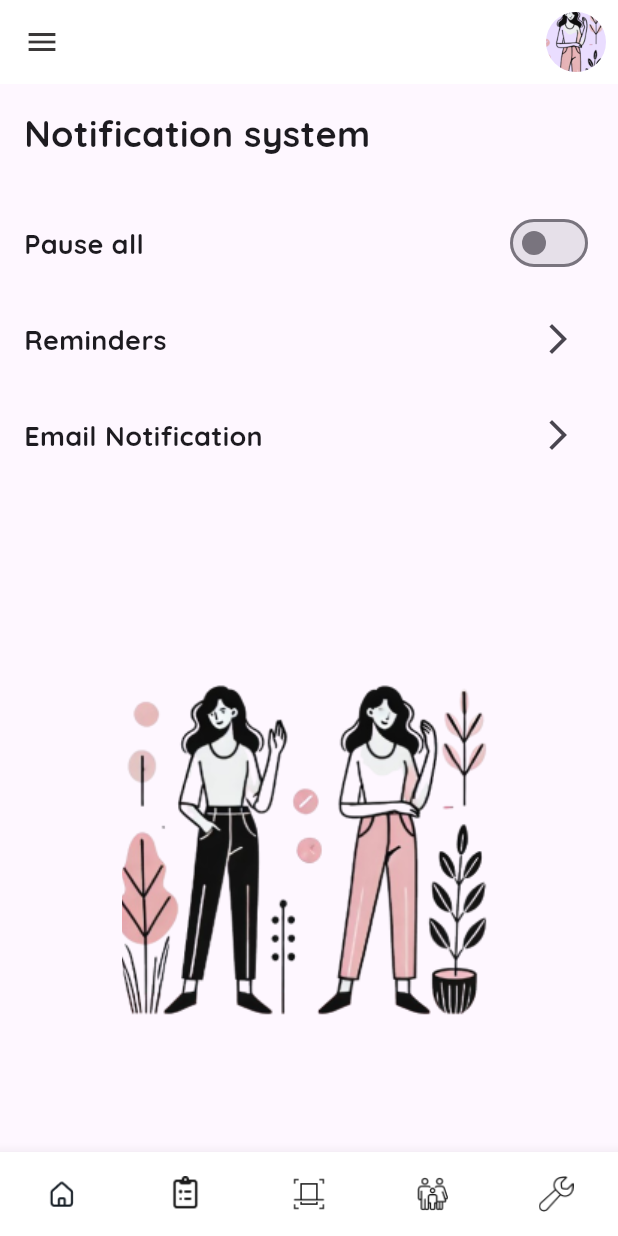
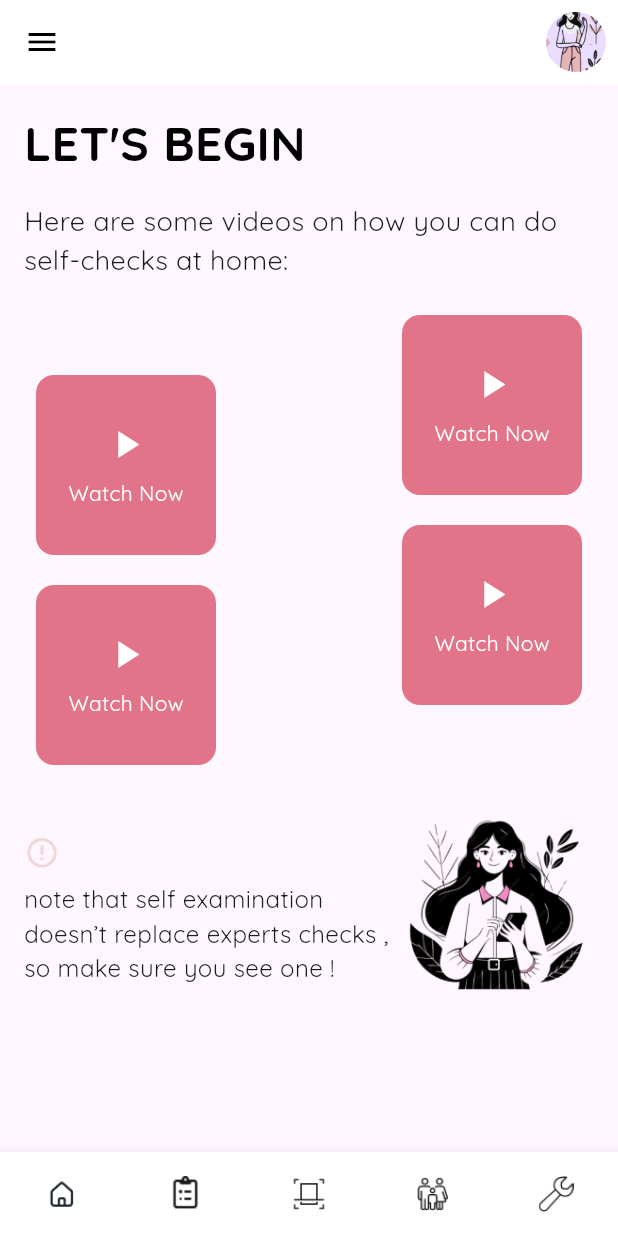
Before and after one commit to BechiriElbatoul/Pink-Bytes-Project, a Flutter app: the screen it shows after launch, on a phone screen of 412 x 824 dp. Run offline on Flutter 3.47's test engine with Material 3 defaults, Android fonts, the phone set to English and light mode, and no system bars; our stand-ins replace loading_animation_widget, table_calendar.

Commit message:
Committing all changes, including fonts, login, main.dart, and pubspec.yaml updates

```diff
--- /dev/null
+++ b/Frontend/mobile-app/pinktober/lib/check.dart
@@ -0,0 +1,241 @@
+import 'package:flutter/material.dart';
+
+class CheckPage extends StatelessWidget {
+  const CheckPage({super.key});
+
+  @override
+  Widget build(BuildContext context) {
+    return Scaffold(
+      appBar: AppBar(
+        backgroundColor: Colors.white,
+        elevation: 0,
+        actions: [
+          Padding(
+            padding: const EdgeInsets.all(8.0),
+            child: CircleAvatar(
+              backgroundImage: AssetImage('assets/images/sign_up.png'),
+            ),
+          ),
+        ],
+        leading: Builder(
+          builder: (BuildContext context) {
+            return IconButton(
+              icon: const Icon(Icons.menu, color: Colors.black),
+              onPressed: () {
+                Scaffold.of(context).openDrawer();
+              },
+            );
+          },
+        ),
+      ),
+      drawer: _buildSideBar(context),
+      body: Padding(
+        padding: const EdgeInsets.all(16.0),
+        child: Column(
+          crossAxisAlignment: CrossAxisAlignment.start,
+          children: [
+            const Text(
+              'LET\'S BEGIN',
+              style: TextStyle(
+                fontSize: 32,
+                fontWeight: FontWeight.bold,
+                color: Colors.black,
+                fontFamily: 'Quicksand',
+              ),
+            ),
+            const SizedBox(height: 16),
+            const Text(
+              'Here are some videos on how you can do self-checks at home:',
+              style: TextStyle(
+                fontSize: 18,
+                fontFamily: 'Quicksand',
+              ),
+            ),
+            const SizedBox(height: 24),
+            SizedBox(
+              height: 300,
+              child: Stack(
+                children: [
+                  Positioned(
+                    right: 0,
+                    top: 0,
+                    child: Padding(
+                      padding: const EdgeInsets.symmetric(horizontal: 8.0),
+                      child: _buildCheckSquare(height: 120),
+                    ),
+                  ),
+                  Positioned(
+                    right: 0,
+                    top: 140, // Adjusted for spacing between squares
+                    child: Padding(
+                      padding: const EdgeInsets.symmetric(horizontal: 8.0),
+                      child: _buildCheckSquare(height: 120),
+                    ),
+                  ),
+                  Positioned(
+                    left: 0,
+                    top: 40,
+                    child: Padding(
+                      padding: const EdgeInsets.symmetric(horizontal: 8.0),
+                      child: _buildCheckSquare(height: 120),
+                    ),
+                  ),
+                  Positioned(
+                    left: 0,
+                    top: 180,
+                    child: Padding(
+                      padding: const EdgeInsets.symmetric(horizontal: 8.0),
+                      child: _buildCheckSquare(height: 120),
+                    ),
+                  ),
+                ],
+              ),
+            ),
+            const SizedBox(height: 32),
+            Row(
+              children: [
+                Expanded(
+                  child: Column(
+                    crossAxisAlignment: CrossAxisAlignment.start,
+                    children: [
+                      Image.asset(
+                        'assets/images/High.png',
+                        width: 24,
+                        height: 24,
+                      ),
+                      const SizedBox(height: 8),
+                      const Text(
+                        'note that self examination doesn’t replace experts checks , so make sure you see one ! ',
+                        style: TextStyle(
+                          fontSize: 16,
+                          fontFamily: 'Quicksand',
+                        ),
+                      ),
+                    ],
+                  ),
+                ),
+                Image.asset(
+                  'assets/images/tafla.png',
+                  width: 130,
+                  height: 130,
+                ),
+              ],
+            ),
+          ],
+        ),
+      ),
+      bottomNavigationBar: _buildBottomNavigationBar(),
+    );
+  }
+
+  Widget _buildCheckSquare({required double height}) {
+    return Container(
+      width: 120, // Adjust width as needed
+      height: height, // Pass the height as parameter
+      decoration: BoxDecoration(
+        color: const Color(0xFFE17489), // Pink color
+        borderRadius: BorderRadius.circular(12),
+      ),
+      child: Center(
+        child: Column(
+          mainAxisAlignment: MainAxisAlignment.center,
+          children: [
+            const Icon(
+              Icons.play_arrow,
+              color: Colors.white,
+              size: 30, // Adjust size as needed
+            ),
+            const SizedBox(height: 8), // Space between icon and text
+            const Text(
+              'Watch Now',
+              style: TextStyle(
+                color: Colors.white,
+                fontFamily: 'Quicksand',
+                fontSize: 14, // Adjust font size as needed
+              ),
+            ),
+          ],
+        ),
+      ),
+    );
+  }
+
+  Drawer _buildSideBar(BuildContext context) {
+    return Drawer(
+      child: Column(
+        children: [
+          AppBar(
+            automaticallyImplyLeading: false,
+            leading: IconButton(
+              icon: const Icon(Icons.close),
+              onPressed: () {
+                Navigator.of(context).pop();
+              },
+            ),
+          ),
+          const SizedBox(height: 20),
+          const Text(
+            'We are proud of you, track your journey now!',
+            style: TextStyle(
+              fontSize: 20,
+              fontWeight: FontWeight.bold,
+              fontFamily: 'Quicksand',
+            ),
+            textAlign: TextAlign.center,
+          ),
+          const SizedBox(height: 20),
+          _buildSidebarButton(
+              'symptoms', 'assets/images/Hypertension.png', context),
+          _buildSidebarButton(
+              'self check', 'assets/images/Black Woman Bra.png', context),
+        ],
+      ),
+    );
+  }
+
+  Widget _buildSidebarButton(
+      String text, String iconPath, BuildContext context) {
+    return ListTile(
+      leading: Image.asset(iconPath, width: 24, height: 24),
+      title: Text(text),
+      onTap: () {
+        Navigator.of(context).pop();
+      },
+    );
+  }
+
+  BottomNavigationBar _buildBottomNavigationBar() {
+    return BottomNavigationBar(
+      items: [
+        BottomNavigationBarItem(
+          icon: Image.asset('assets/images/Home.png', width: 24, height: 24),
+          label: '',
+        ),
+        BottomNavigationBarItem(
+          icon: Image.asset('assets/images/nav 1.png', width: 24, height: 24),
+          label: '',
+        ),
+        BottomNavigationBarItem(
+          icon: Image.asset('assets/images/nav 2.png', width: 24, height: 24),
+          label: '',
+        ),
+        BottomNavigationBarItem(
+          icon: Image.asset('assets/images/nav 3.png', width: 24, height: 24),
+          label: '',
+        ),
+        BottomNavigationBarItem(
+          icon: Image.asset('assets/images/nav 4.png', width: 24, height: 24),
+          label: '',
+        ),
+      ],
+      currentIndex: 0,
+      onTap: (index) {},
+      backgroundColor: Colors.white,
+      selectedItemColor: Colors.pink,
+      unselectedItemColor: Colors.grey,
+      type: BottomNavigationBarType.fixed,
+      selectedFontSize: 0,
+      unselectedFontSize: 0,
+    );
+  }
+}
--- a/Frontend/mobile-app/pinktober/lib/main.dart
+++ b/Frontend/mobile-app/pinktober/lib/main.dart
@@ -1,15 +1,5 @@
 import 'package:flutter/material.dart';
-import 'Sign_up.dart';
-import 'Home_page.dart';
-import 'Med_tracker.dart';
-import 'Add_member.dart';
-import 'Family_history.dart';
-import 'scanner.dart';
-import 'scan.dart';
-import 'homescreen.dart';
-import 'settings.dart';
-import 'calendar.dart';
-import 'notif.dart';
+import 'check.dart';
 
 void main() {
   runApp(MyApp());
@@ -23,20 +13,10 @@ class MyApp extends StatelessWidget {
       theme: ThemeData(
         primarySwatch: Colors.pink,
       ),
-      initialRoute: '/notif',
+      initialRoute: '/check', // Ensure this matches the route defined below
       debugShowCheckedModeBanner: false,
       routes: {
-        '/notif': (context) => NotificationPage(),
-        '/calendar': (context) => CalendarPage(),
-        '/settings': (context) => SettingsPage(),
-        '/screen': (context) => HomeScreenPage(),
-        '/scan': (context) => ScanIngredientsPage(),
-        '/scanner': (context) => ScanCosmeticsPage(),
-        '/FamilyHistory': (context) => FamilyHistoryPage(),
-        '/AddMember': (context) => AddFamilyMemberPage(),
-        '/MedTracker': (context) => MedTrackerPage(),
-        '/homepage': (context) => HomePage(),
-        '/signup': (context) => SignUpScreen(),
+        '/check': (context) => CheckPage(), // Keep this as is
       },
     );
   }
```
Also changed, not shown: Frontend/mobile-app/pinktober/assets/images/High.png (added), Frontend/mobile-app/pinktober/assets/images/tafla.png (added), Frontend/mobile-app/pinktober/lib/High.png (added).
